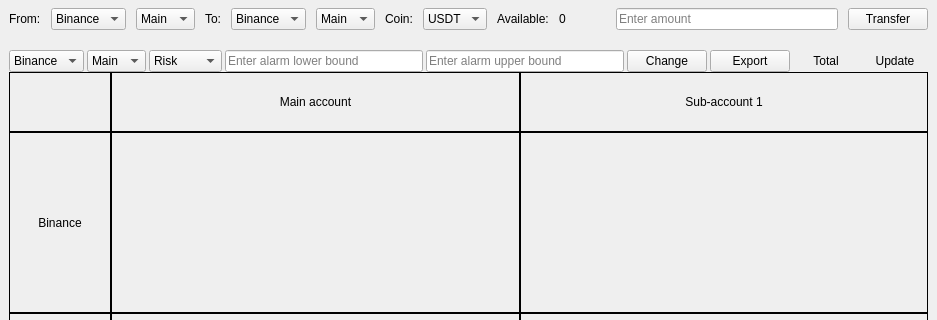
This is UI.ui in VoHieu123/crypto_app as Qt 5 draws it before an edit; both pictures show x 0 to 937 and y 0 to 320 of the 937 by 684 pixel window. The edited form follows.
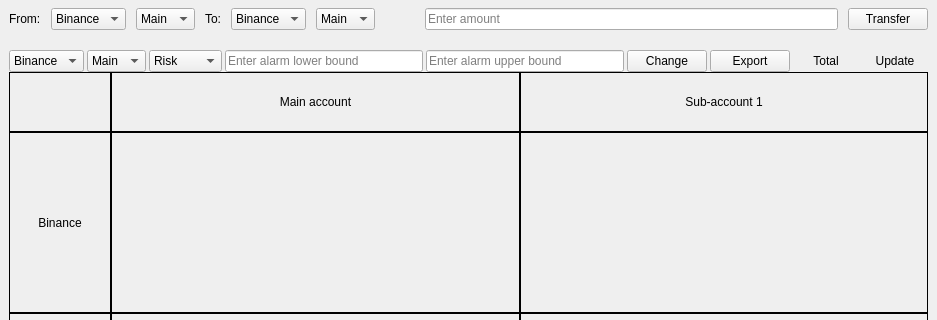
This is the edited form.

```diff
--- a/UI.ui
+++ b/UI.ui
@@ -24,7 +24,7 @@
     <item>
      <layout class="QVBoxLayout" name="verticalLayout_2" stretch="0">
       <item>
-       <layout class="QHBoxLayout" name="horizontalLayout_29" stretch="0,0,0,0,0,0,0,0,0,0,0,1,0">
+       <layout class="QHBoxLayout" name="horizontalLayout_29" stretch="0,0,0,0,0,0,0,1,0">
         <property name="spacing">
          <number>10</number>
         </property>
@@ -116,46 +116,6 @@
             <string>Sub1</string>
            </property>
           </item>
-          <item>
-           <property name="text">
-            <string>Sub2</string>
-           </property>
-          </item>
-          <item>
-           <property name="text">
-            <string>Sub3</string>
-           </property>
-          </item>
-         </widget>
-        </item>
-        <item>
-         <widget class="QLabel" name="label_10">
-          <property name="text">
-           <string>Coin:</string>
-          </property>
-         </widget>
-        </item>
-        <item>
-         <widget class="QComboBox" name="comboBox_withdrawCoin">
-          <item>
-           <property name="text">
-            <string>USDT</string>
-           </property>
-          </item>
-         </widget>
-        </item>
-        <item>
-         <widget class="QLabel" name="label_23">
-          <property name="text">
-           <string>Available:</string>
-          </property>
-         </widget>
-        </item>
-        <item>
-         <widget class="QLabel" name="label_withdrawable">
-          <property name="text">
-           <string>0</string>
-          </property>
          </widget>
         </item>
         <item>
```
Left out of the diff: 10 changed lines with no effect on the pictures.
